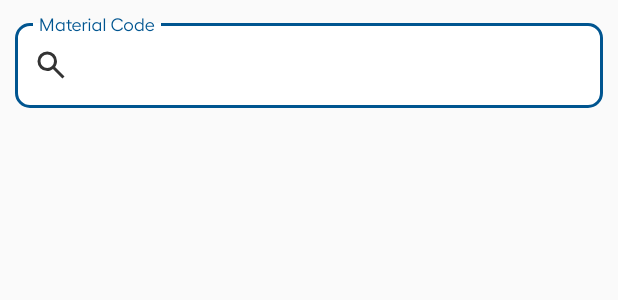
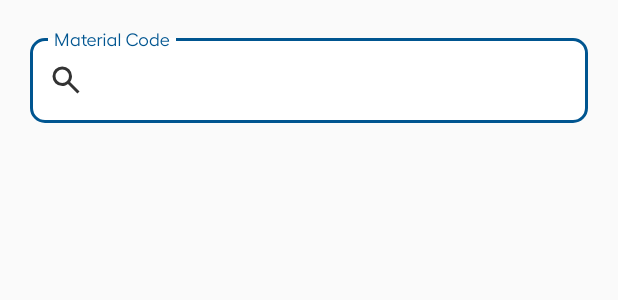
Before and after one commit to Savan1505/GTrack-Trace, an Android app built with Jetpack Compose: the layout activity_search.xml on its own in the app's theme, with its tools: preview values and no code run, on a phone screen of 412 x 824 dp. Shown: the top 300 px of the screen. Run offline under Robolectric (Android 15) with nearby library versions, the light colour scheme and no system bars.

Commit message:
Search Activity and Logout

```diff
--- a/app/build.gradle.kts
+++ b/app/build.gradle.kts
@@ -161,4 +161,7 @@ dependencies {
     implementation("org.objenesis:objenesis:3.3")
     implementation("io.opentelemetry:opentelemetry-api:1.18.0")
     implementation("io.opentelemetry:opentelemetry-context:1.18.0")
+
+    // paging 3
+    implementation("androidx.swiperefreshlayout:swiperefreshlayout:1.1.0")
 }
--- a/app/src/main/java/com/trace/gtrack/data/network/ApiService.kt
+++ b/app/src/main/java/com/trace/gtrack/data/network/ApiService.kt
@@ -110,7 +110,7 @@ interface ApiService {
     ): MaterialCodeResponse<CommonResponse>
 
     @Headers("Accept: application/json")
-    @POST("api/GTrackAPI/GetAssignedMaterialList")
+    @POST("api/GTrackAPI/GetMaterialCode")
     suspend fun postAssignedMaterialListAPI(
         @Header("APIKey") apiKey: String,
         @Header("ProjectId") projectId: Int,
--- a/app/src/main/java/com/trace/gtrack/ui/assignqr/materialcodetracker/viewmodel/AssignViewModel.kt
+++ b/app/src/main/java/com/trace/gtrack/ui/assignqr/materialcodetracker/viewmodel/AssignViewModel.kt
@@ -21,8 +21,8 @@ class AssignViewModel @Inject constructor(
     private val mStateAM = MutableLiveData<AssignMaterialState>()
     val state: LiveData<AssignState> = mState
     val stateAM: LiveData<AssignMaterialState> = mStateAM
-    var pageNumber: Int = 1
-    var pageSize: Int = 10
+    private var pageNumber: Int = 1
+    private var pageSize: Int = 10
 
     fun postAssignedMaterialListAPI(
         context: Context, apiKey: String,
--- a/app/src/main/java/com/trace/gtrack/ui/home/ui/HomeActivity.kt
+++ b/app/src/main/java/com/trace/gtrack/ui/home/ui/HomeActivity.kt
@@ -119,8 +119,6 @@ class HomeActivity : AppCompatActivity() {
         }.setNegativeButton(R.string.btn_yes) { dialogInterface, _ ->
             dialogInterface.dismiss()
             persistenceManager.setLoginState(false)
-            persistenceManager.saveUserId("")
-            persistenceManager.saveUserName("")
             persistenceManager.saveProjectId("")
             persistenceManager.saveProjectName("")
             persistenceManager.saveSiteId("")
--- a/app/src/main/java/com/trace/gtrack/ui/selectprojsite/ui/SelectProSiteActivity.kt
+++ b/app/src/main/java/com/trace/gtrack/ui/selectprojsite/ui/SelectProSiteActivity.kt
@@ -21,7 +21,6 @@ import com.trace.gtrack.data.network.response.SiteDetailsByProjectResponse
 import com.trace.gtrack.data.persistence.IPersistenceManager
 import com.trace.gtrack.databinding.ActivitySelectProjSiteBinding
 import com.trace.gtrack.ui.home.ui.HomeActivity
-import com.trace.gtrack.ui.login.viewmodel.LoginState
 import com.trace.gtrack.ui.selectprojsite.viewmodel.ProjDetailByProjectState
 import com.trace.gtrack.ui.selectprojsite.viewmodel.ProjSiteViewModel
 import com.trace.gtrack.ui.selectprojsite.viewmodel.SiteDetailByProjectState
@@ -115,7 +114,7 @@ class SelectProSiteActivity : AppCompatActivity() {
         val layout: View =
             LayoutInflater.from(v.context).inflate(R.layout.common_dropdown_popup, null)
         popup.elevation = 20f
-        val rvLayout = layout.findViewById<RecyclerView>(R.id.rl_item_list)
+        val rvLayout = layout.findViewById<RecyclerView>(R.id.rv_material_code)
         val adapter = ProjDropDownMenuAdapter(list) {
             popup.dismiss()
             binding.selectProject.text = it?.projectName
@@ -170,7 +169,7 @@ class SelectProSiteActivity : AppCompatActivity() {
         val layout: View =
             LayoutInflater.from(v.context).inflate(R.layout.common_dropdown_popup, null)
         popup.elevation = 20f
-        val rvLayout = layout.findViewById<RecyclerView>(R.id.rl_item_list)
+        val rvLayout = layout.findViewById<RecyclerView>(R.id.rv_material_code)
         val adapter = SiteDropDownMenuAdapter(list) {
             popup.dismiss()
             binding.selectSite.text = it?.SiteName
--- a/app/src/main/java/com/trace/gtrack/ui/unassignqr/ui/UnAssignQRActivity.kt
+++ b/app/src/main/java/com/trace/gtrack/ui/unassignqr/ui/UnAssignQRActivity.kt
@@ -151,9 +151,12 @@ class UnAssignQRActivity : AppCompatActivity() {
 
                 is UnAssignMaterialState.Success -> {
                     makeSuccessToast(it.message)
+                    binding.edtSearchMaterialCode.text?.clear()
                     binding.edtScanQrHere.text?.clear()
                     AppProgressDialog.hide()
                 }
+
+                else -> {}
             }
         }
     }
--- /dev/null
+++ b/app/src/main/res/drawable/ic_baseline_autorenew_24.xml
@@ -0,0 +1,5 @@
+<vector android:height="24dp" android:tint="#000000"
+    android:viewportHeight="24" android:viewportWidth="24"
+    android:width="24dp" xmlns:android="http://schemas.android.com/apk/res/android">
+    <path android:fillColor="@android:color/white" android:pathData="M12,6v3l4,-4 -4,-4v3c-4.42,0 -8,3.58 -8,8 0,1.57 0.46,3.03 1.24,4.26L6.7,14.8c-0.45,-0.83 -0.7,-1.79 -0.7,-2.8 0,-3.31 2.69,-6 6,-6zM18.76,7.74L17.3,9.2c0.44,0.84 0.7,1.79 0.7,2.8 0,3.31 -2.69,6 -6,6v-3l-4,4 4,4v-3c4.42,0 8,-3.58 8,-8 0,-1.57 -0.46,-3.03 -1.24,-4.26z"/>
+</vector>
--- a/app/src/main/res/layout/activity_login.xml
+++ b/app/src/main/res/layout/activity_login.xml
@@ -87,6 +87,9 @@
                                 android:layout_width="match_parent"
                                 android:layout_height="wrap_content"
                                 android:gravity="start"
+                                android:maxLines="1"
+                                android:imeOptions="actionNext"
+                                android:inputType="text"
                                 android:theme="@style/ThemeOverlay.Material3.TextInputEditText.OutlinedBox" />
                         </com.google.android.material.textfield.TextInputLayout>
 
@@ -133,6 +136,7 @@
                             android:layout_height="wrap_content"
                             android:gravity="end"
                             android:padding="@dimen/input_field_radius"
+                            android:visibility="invisible"
                             android:text="@string/hint_forgot_password"
                             app:layout_constraintTop_toBottomOf="@+id/til_password"
                             app:layout_constraintVertical_bias="1.0" />
--- a/app/src/main/res/layout/activity_search.xml
+++ b/app/src/main/res/layout/activity_search.xml
@@ -1,6 +1,15 @@
 <?xml version="1.0" encoding="utf-8"?>
 <layout xmlns:android="http://schemas.android.com/apk/res/android"
     xmlns:app="http://schemas.android.com/apk/res-auto">
+
+    <androidx.constraintlayout.widget.ConstraintLayout
+        android:layout_width="match_parent"
+        android:layout_height="match_parent"
+        android:padding="@dimen/input_field_radius">
+
+        <androidx.core.widget.NestedScrollView
+            android:layout_width="match_parent"
+            android:layout_height="match_parent">
 
             <androidx.constraintlayout.widget.ConstraintLayout
                 android:layout_width="match_parent"
@@ -25,8 +34,8 @@
                     app:boxStrokeWidth="@dimen/divider_width"
                     app:cursorColor="@color/colorPrimary"
                     app:hintTextColor="@color/colorPrimary"
-            app:layout_constraintBottom_toTopOf="@id/rl_item_list"
-            app:layout_constraintTop_toBottomOf="@id/rl_item_list"
+                    app:layout_constraintBottom_toTopOf="@id/rv_material_code"
+                    app:layout_constraintTop_toBottomOf="@id/rv_material_code"
                     app:startIconDrawable="@drawable/ic_search"
                     app:startIconTint="@color/colorBlack">
 
@@ -36,15 +45,30 @@
                         android:layout_width="match_parent"
                         android:layout_height="wrap_content"
                         android:gravity="start"
+                        android:imeOptions="actionSearch"
+                        android:inputType="text"
+                        android:maxLines="1"
                         android:theme="@style/ThemeOverlay.Material3.TextInputEditText.OutlinedBox" />
                 </com.google.android.material.textfield.TextInputLayout>
 
                 <androidx.recyclerview.widget.RecyclerView
-            android:id="@+id/rl_item_list"
+                    android:id="@+id/rv_material_code"
                     android:layout_width="match_parent"
                     android:layout_height="wrap_content"
                     android:clipToPadding="false"
                     app:layoutManager="androidx.recyclerview.widget.LinearLayoutManager"
                     app:layout_constraintTop_toBottomOf="@id/til_search_material_code" />
             </androidx.constraintlayout.widget.ConstraintLayout>
+        </androidx.core.widget.NestedScrollView>
+
+        <androidx.appcompat.widget.AppCompatTextView
+            android:id="@+id/tv_no_data"
+            style="@style/regularTextBlack"
+            android:layout_width="match_parent"
+            android:layout_height="match_parent"
+            android:gravity="center"
+            android:text="@string/no_material_code"
+            android:visibility="gone"
+            app:layout_constraintTop_toTopOf="parent" />
+    </androidx.constraintlayout.widget.ConstraintLayout>
 </layout>
--- a/app/src/main/res/layout/common_dropdown_popup.xml
+++ b/app/src/main/res/layout/common_dropdown_popup.xml
@@ -6,7 +6,7 @@
     app:cardCornerRadius="@dimen/input_field_radius">
 
     <androidx.recyclerview.widget.RecyclerView
-        android:id="@+id/rl_item_list"
+        android:id="@+id/rv_material_code"
         android:layout_width="match_parent"
         android:layout_height="wrap_content"
         android:clipToPadding="false"
--- a/app/src/main/res/values/strings.xml
+++ b/app/src/main/res/values/strings.xml
@@ -1,5 +1,5 @@
 <resources>
-    <string name="app_name">GTrack&amp;Trace</string>
+    <string name="app_name">GTrack &amp; Trace</string>
     <string name="btn_login">Login</string>
     <string name="btn_submit">Submit</string>
     <string name="btn_continue">Continue</string>
@@ -54,4 +54,5 @@
     <string name="error_site">Please select the site</string>
     <string name="error_qrcode">Please scan or enter the QRCode</string>
     <string name="powered_by">Powered By</string>
+    <string name="no_material_code">No Material Code Found</string>
 </resources>
```
Also changed, not shown: app/src/main/java/com/trace/gtrack/common/MaterialCodeAdapter.kt (+9 -5 lines), app/src/main/java/com/trace/gtrack/data/AppRepository.kt (+18 -16 lines), app/src/main/java/com/trace/gtrack/ui/assignqr/iotcode/ui/IOTCodeActivity.kt (+1 -6 lines), app/src/main/java/com/trace/gtrack/ui/assignqr/materialcodetracker/ui/SearchActivity.kt (+34 -8 lines), app/src/main/java/com/trace/gtrack/ui/login/ui/LoginActivity.kt (+45 -23 lines), app/src/main/res/layout/material_code_item.xml (added, +22 -0 lines). Lines whose indentation alone changed are shown as unchanged.
